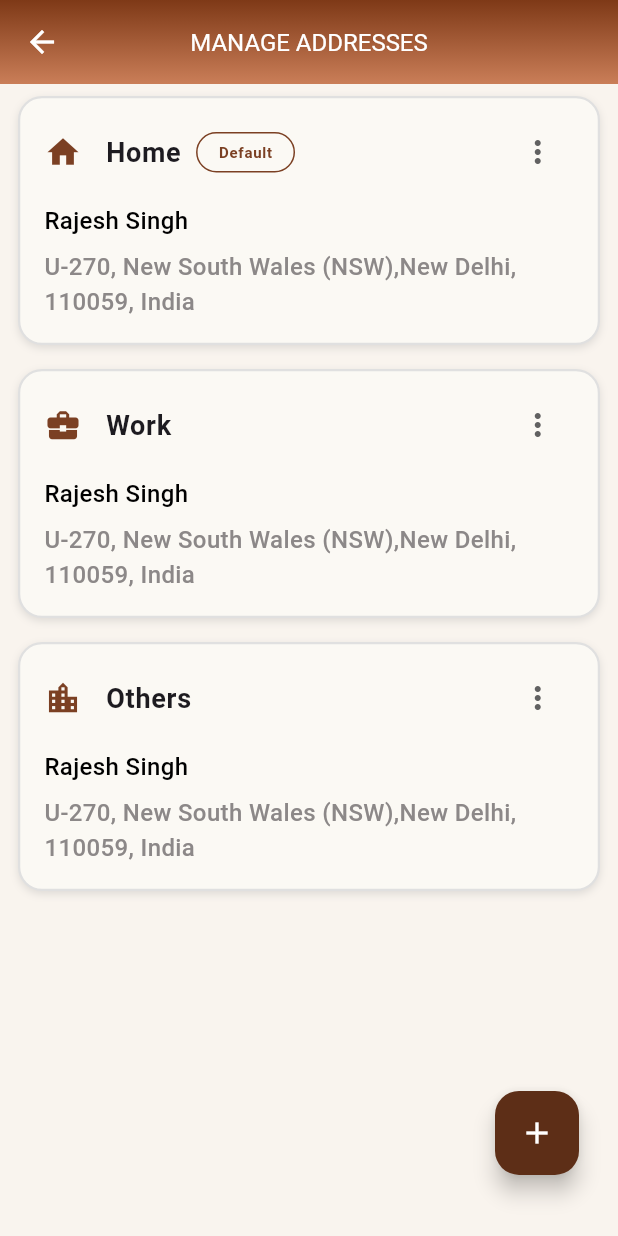
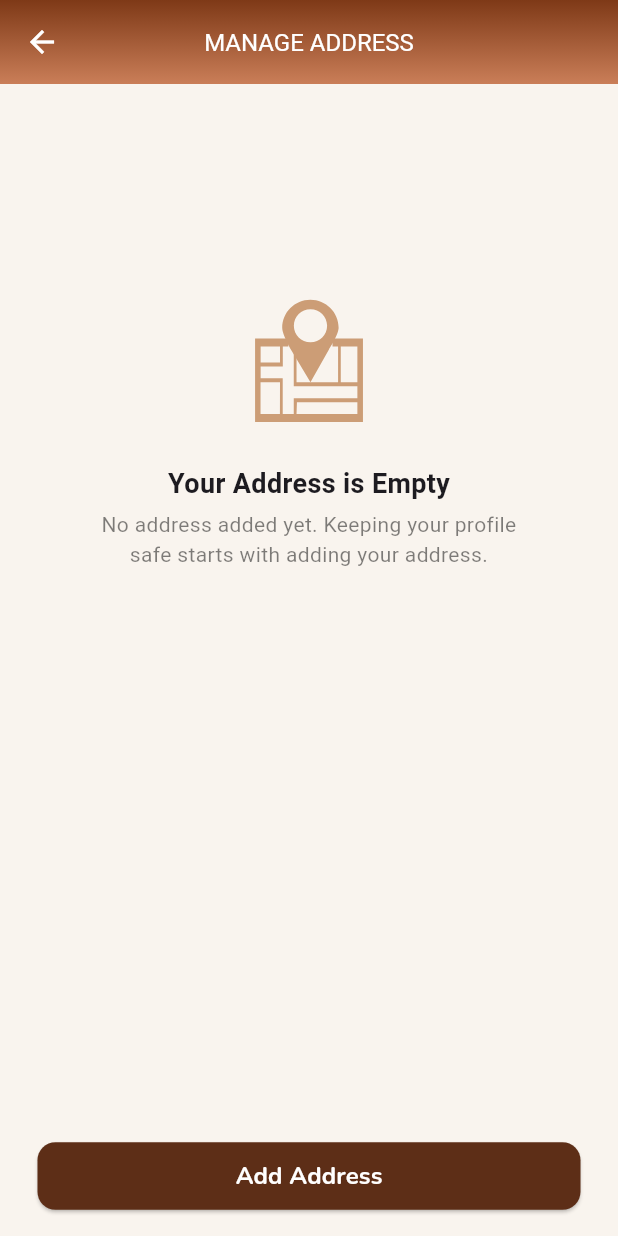
Before and after one commit to Aashishrajput143/bhk_artisan, a Flutter app: the AddressScreen screen opened by its route, on a phone screen of 412 x 824 dp. Run offline on Flutter 3.47's test engine with Material 3 defaults, Android fonts, the phone set to English and light mode, and no system bars; our stand-ins replace cached_network_image, camera, carousel_slider, csc_picker, dio, dropdown_button2 and 13 more; missing offline and left inert: linear_progress_bar; accounts and stored records are empty; Roboto replaces fonts that are missing (Poppins); project files that could hold a hidden picture were left out.

Commit message:
default address implemented

```diff
--- a/lib/Modules/controller/address_controller.dart
+++ b/lib/Modules/controller/address_controller.dart
@@ -1,28 +1,104 @@
-import 'package:flutter/cupertino.dart';
+import 'package:bhk_artisan/common/Constants.dart';
+import 'package:bhk_artisan/common/common_controllers/geo_location_controller.dart';
+import 'package:bhk_artisan/common/commonmethods.dart';
+import 'package:bhk_artisan/utils/utils.dart';
+import 'package:flutter/material.dart';
 import 'package:get/get.dart';
 
-class AddressController extends GetxController{
-  var nameController = TextEditingController().obs;
-  var emailController = TextEditingController().obs;
-  var phoneController = TextEditingController().obs;
+class AddressController extends GetxController {
+  var cityController = TextEditingController().obs;
+  var stateController = TextEditingController().obs;
+  var countryController = TextEditingController().obs;
   var flatNameController = TextEditingController().obs;
   var streetNameController = TextEditingController().obs;
   var lanMarkController = TextEditingController().obs;
   var pinController = TextEditingController().obs;
 
-  var nameFocusNode = FocusNode().obs;
-  var emailFocusNode = FocusNode().obs;
-  var phoneFocusNode = FocusNode().obs;
+  var cityFocusNode = FocusNode().obs;
+  var stateFocusNode = FocusNode().obs;
+  var countryFocusNode = FocusNode().obs;
   var flatFocusNode = FocusNode().obs;
   var streetFocusNode = FocusNode().obs;
   var landMarkFocusNode = FocusNode().obs;
   var pinFocusNode = FocusNode().obs;
 
+  var hasAddress = false.obs;
+
+  LocationController locationController = Get.put(LocationController());
+
+  var addresses = <AddressModel>[].obs;
+
+  @override
+  void onInit() {
+    super.onInit();
+    loadData();
+    if (locationController.place.value != null) {
+      loadLocation();
+    }
+    ever(locationController.place, (_) {
+      loadLocation();
+    });
+  }
+
+  void loadLocation() {
+    flatNameController.value.text = locationController.place.value?.name ?? "";
+    streetNameController.value.text = locationController.place.value?.street ?? "";
+    lanMarkController.value.text = locationController.place.value?.subLocality ?? "";
+    cityController.value.text = locationController.place.value?.locality ?? "";
+    stateController.value.text = locationController.place.value?.administrativeArea ?? "";
+    countryController.value.text = locationController.place.value?.country ?? "";
+    pinController.value.text = locationController.place.value?.postalCode ?? "";
+  }
+
+  void loadData() async {
+    String? defaultId = await Utils.getPreferenceValues(Constants.defaultAddress);
+
+    addresses.value = [
+      AddressModel(id: "1", title: "Home", fullAddress: "123 MG Road, New South Wales (NSW), New Delhi, 110059, India", isDefault: false),
+      AddressModel(id: "2", title: "Work", fullAddress: "7th Floor, Tech Park, Cyber City, Gurugram, Haryana, 122022, India", isDefault: false),
+      AddressModel(id: "3", title: "Others", fullAddress: "Flat 405, Sunshine Apartments, Banjara Hills, Hyderabad, Telangana, 500034, India", isDefault: false),
+    ];
+
+    if (defaultId != null && defaultId.isNotEmpty) {
+      addresses.value = addresses.map((a) {
+        return a.copyWith(isDefault: a.id == defaultId);
+      }).toList();
+    } else {
+      addresses[0] = addresses[0].copyWith(isDefault: true);
+    }
+  }
+
+  void markAsDefault(String id) {
+    addresses.value = addresses.map((a) {
+      return a.copyWith(isDefault: a.id == id);
+    }).toList();
+
+    Utils.savePreferenceValues(Constants.defaultAddress, id);
+  }
+
+  void deleteAddress(String id) {
+    final address = addresses.firstWhere((a) => a.id == id);
+
+    if (address.isDefault) {
+      // Show your common toast
+      CommonMethods.showToast("Default address cannot be deleted", icon: Icons.warning);
+      return;
+    }
+    addresses.removeWhere((a) => a.id == id);
+  }
+
   var type = "Home".obs;
+}
 
-  var countryCode = "+91".obs;
+class AddressModel {
+  final String id;
+  final String title;
+  final String fullAddress;
+  final bool isDefault;
 
-  var countryValue ="India".obs;
-  var stateValue = Rxn<String>();
-  var cityValue = Rxn<String>();
+  AddressModel({required this.id, required this.title, required this.fullAddress, this.isDefault = false});
+
+  AddressModel copyWith({bool? isDefault}) {
+    return AddressModel(id: id, title: title, fullAddress: fullAddress, isDefault: isDefault ?? this.isDefault);
+  }
 }
--- a/lib/Modules/controller/common_screen_controller.dart
+++ b/lib/Modules/controller/common_screen_controller.dart
@@ -2,6 +2,8 @@ import 'package:bhk_artisan/Modules/model/get_profile_model.dart';
 import 'package:bhk_artisan/Modules/repository/profilerepository.dart';
 import 'package:bhk_artisan/Modules/screens/dashboardManagement/home_screen.dart';
 import 'package:bhk_artisan/common/CommonMethods.dart';
+import 'package:bhk_artisan/common/Constants.dart';
+import 'package:bhk_artisan/common/common_controllers/geo_location_controller.dart';
 import 'package:bhk_artisan/common/common_widgets.dart';
 import 'package:bhk_artisan/data/response/status.dart';
 import 'package:bhk_artisan/resources/strings.dart';
@@ -22,6 +24,8 @@ class CommonScreenController extends GetxController {
   void onInit() {
     super.onInit();
     getProfileApi();
+    Get.put(LocationController());
+
   }
 
   int changeIndex() {
@@ -68,6 +72,8 @@ class CommonScreenController extends GetxController {
           .then((value) {
             setRxRequestStatus(Status.COMPLETED);
             setProfileData(value);
+             Utils.savePreferenceValues(Constants.userId, "${value.data?.id}");
+             debugPrint("user_id===>${value.data?.id}");
             //CommonMethods.showToast(value.message);
             Utils.printLog("Response===> ${value.toString()}");
           })
--- a/lib/Modules/controller/home_controller.dart
+++ b/lib/Modules/controller/home_controller.dart
@@ -1,7 +1,6 @@
 import 'dart:convert';
 
 import 'package:bhk_artisan/Modules/controller/common_screen_controller.dart';
-import 'package:bhk_artisan/common/common_controllers/geo_location_controller.dart';
 import 'package:bhk_artisan/common/common_widgets.dart';
 import 'package:bhk_artisan/resources/images.dart';
 import 'package:bhk_artisan/utils/utils.dart';
@@ -34,8 +33,6 @@ class Homecontroller extends GetxController {
   var sliderController = CarouselSliderController();
 
   CommonScreenController commonController = Get.find();
-
-  LocationController locationController = Get.put(LocationController());
 
 
   var greetings = "Good Morning".obs;
--- a/lib/Modules/controller/updateprofilecontroller.dart
+++ b/lib/Modules/controller/updateprofilecontroller.dart
@@ -34,7 +34,7 @@ class UpdateProfileController extends GetxController {
 
   var isNewUser = false.obs;
   var isIntroUploaded = Rxn<String>();
-  var havingIntro = true.obs;
+  var havingIntro = false.obs;
 
   final RxList<Expertise> expertise = <Expertise>[Expertise(id: 1, name: 'HandLoom'), Expertise(id: 2, name: 'HandiCraft')].obs;
 
--- a/lib/Modules/screens/address_screen.dart
+++ b/lib/Modules/screens/address_screen.dart
@@ -5,11 +5,10 @@ import 'package:bhk_artisan/common/common_widgets.dart';
 import 'package:bhk_artisan/main.dart';
 import 'package:bhk_artisan/resources/colors.dart';
 import 'package:bhk_artisan/resources/font.dart';
-import 'package:bhk_artisan/resources/inputformatter.dart';
-import 'package:bhk_artisan/resources/strings.dart';
+import 'package:bhk_artisan/resources/images.dart';
 import 'package:bhk_artisan/utils/sized_box_extension.dart';
 import 'package:flutter/material.dart';
-import 'package:flutter/services.dart';
+import 'package:flutter_svg/svg.dart';
 import 'package:get/get.dart';
 
 class AddressScreen extends ParentWidget {
@@ -18,41 +17,51 @@ class AddressScreen extends ParentWidget {
   @override
   Widget buildingView(BuildContext context, double h, double w) {
     AddressController controller = Get.put(AddressController());
-    return Stack(
+    return Obx(()=> Stack(
       children: [
         Scaffold(
           backgroundColor: appColors.backgroundColor,
-          appBar: commonAppBar("Manage Addresses"),
-          body: SingleChildScrollView(
+          appBar: commonAppBar("Manage Address"),
+          body: controller.hasAddress.value? ListView.builder(
+            shrinkWrap: true,
+            itemCount: controller.addresses.length,
+            itemBuilder: (context, index) {
+              final address = controller.addresses[index];
+              return orderContent(context,h, w, address,controller);
+            },
+          ):Center(child: Padding(
+            padding: EdgeInsets.only(top: h*0.15),
             child: Column(
-              crossAxisAlignment: CrossAxisAlignment.start,
               children: [
-                ListView.builder(
-                  shrinkWrap: true,
-                  itemCount: 3,
-                  itemBuilder: (context, index) {
-                    return orderContent(h, w, index);
-                  },
+                SvgPicture.asset(appImages.emptyMap,color: appColors.brownbuttonBg),
+                Text(
+                  "Your Address is Empty",
+                  style: const TextStyle(fontSize: 18, fontWeight: FontWeight.bold),
                 ),
+                4.kH,
+                Text("No address added yet. Keeping your profile\nsafe starts with adding your address. ",style: TextStyle(fontSize: 14, color: appColors.contentSecondary),textAlign: TextAlign.center,)
               ],
             ),
-          ),
-          floatingActionButton: Padding(
+          )),
+          floatingActionButton: controller.hasAddress.value? Padding(
             padding: EdgeInsets.only(bottom: h * 0.03, right: 10),
             child: FloatingActionButton(
               backgroundColor: appColors.contentButtonBrown,
               onPressed: () => bottomDrawer(context, h * 0.8, w, controller),
               child: const Icon(Icons.add, color: Colors.white),
             ),
+          ):Padding(
+            padding: const EdgeInsets.symmetric(horizontal: 25.0),
+            child: commonButton(w, 45, appColors.contentButtonBrown, Colors.white, ()=> bottomDrawer(context, h * 0.8, w, controller),hint: "Add Address"),
           ),
-          floatingActionButtonLocation: FloatingActionButtonLocation.endFloat,
+          floatingActionButtonLocation: controller.hasAddress.value?FloatingActionButtonLocation.endFloat:FloatingActionButtonLocation.centerFloat,
         ),
-        //progressBarTransparent(controller.rxRequestStatus.value == Status.LOADING, MediaQuery.of(context).size.height, MediaQuery.of(context).size.height),
+        // progressBarTransparent(controller.rxRequestStatus.value == Status.LOADING,h, w),
       ],
-    );
+    ));
   }
 
-  Widget orderContent(double h, double w, int index) {
+  Widget orderContent(BuildContext context, double h, double w, AddressModel address,AddressController controller) {
     return Container(
       margin: const EdgeInsets.symmetric(vertical: 8.0, horizontal: 12.0),
       decoration: BoxDecoration(
@@ -61,11 +70,11 @@ class AddressScreen extends ParentWidget {
         border: Border.all(color: Colors.grey.shade300, width: 1.5),
         boxShadow: [BoxShadow(color: Colors.grey.withValues(alpha: 0.3), blurRadius: 4, offset: const Offset(0, 2))],
       ),
-      child: Padding(padding: const EdgeInsets.symmetric(horizontal: 16.0, vertical: 8), child: orderCardHeader(index)),
+      child: Padding(padding: const EdgeInsets.symmetric(horizontal: 16.0, vertical: 8), child: orderCardHeader(context,h,w,address,controller)),
     );
   }
 
-  Widget orderCardHeader(int index) {
+  Widget orderCardHeader(BuildContext context,double h,double w, AddressModel address, AddressController controller) {
     return Column(
       mainAxisAlignment: MainAxisAlignment.start,
       crossAxisAlignment: CrossAxisAlignment.start,
@@ -73,9 +82,9 @@ class AddressScreen extends ParentWidget {
         ListTile(
           contentPadding: EdgeInsets.all(0),
           leading: Icon(
-            index == 0
+            address.id == "1"
                 ? Icons.home
-                : index == 1
+                : address.id == "2"
                 ? Icons.business_center
                 : Icons.location_city,
             size: 25,
@@ -84,14 +93,10 @@ class AddressScreen extends ParentWidget {
           title: Row(
             children: [
               Text(
-                index == 0
-                    ? "Home"
-                    : index == 1
-                    ? "Work"
-                    : "Others",
+                address.title,
                 style: const TextStyle(fontSize: 18, fontWeight: FontWeight.bold),
               ),
-              if(index==0)...[
+              if(address.isDefault)...[
               10.kW,
               commonContainer("Default", appColors.brownDarkText,isBrown: true,pH: 14,borderWidth: 1)]
             ],
@@ -100,25 +105,25 @@ class AddressScreen extends ParentWidget {
             color: appColors.popColor,
             onSelected: (value) {
               if (value == 'Delete') {
-                // Get.toNamed(RoutesClass.gotoOrderDetailsScreen());
+                controller.deleteAddress(address.id);
               } else if (value == 'Edit') {
-                // Get.toNamed(RoutesClass.gotoOrderTrackingScreen());
+                bottomDrawer(context, h * 0.8, w, controller);
               } else if (value == 'markasDefault') {
-                // Get.toNamed(RoutesClass.gotoOrderTrackingScreen());
+                controller.markAsDefault(address.id);
               }
             },
             icon: Icon(Icons.more_vert, color: Colors.grey[700]),
             itemBuilder: (BuildContext context) => [const PopupMenuItem(value: 'markasDefault', child: Text('Mark As Default')), const PopupMenuItem(value: 'Delete', child: Text('Delete')), const PopupMenuItem(value: 'Edit', child: Text('Edit'))],
           ),
         ),
-        6.kH,
-        Text(
-          "Rajesh Singh",
-          style: TextStyle(fontSize: 16, fontWeight: FontWeight.w500, color: appColors.contentPrimary),
-        ),
+        // 6.kH,
+        // Text(
+        //   address.name,
+        //   style: TextStyle(fontSize: 16, fontWeight: FontWeight.w500, color: appColors.contentPrimary),
+        // ),
         8.kH,
         Text(
-          "U-270, New South Wales (NSW),New Delhi, 110059, India",
+          address.fullAddress,
           style: TextStyle(fontSize: 16, fontWeight: FontWeight.w500, color: appColors.contentdescBrownColor),
         ),
         8.kH,
@@ -166,39 +171,19 @@ class AddressScreen extends ParentWidget {
                     child: Column(
                       crossAxisAlignment: CrossAxisAlignment.start,
                       children: [
-                        commonComponent("Name", commonTextField(controller.nameController.value, controller.nameFocusNode.value, w, (value) {}, fontSize: 14, hint: 'Enter your Name', maxLines: 1)),
-                        16.kH,
-                        commonComponent("Email", commonTextField(controller.emailController.value, controller.emailFocusNode.value, w, (value) {}, fontSize: 14, hint: 'Enter your Email', maxLines: 1), mandatory: false),
-                        16.kH,
-                        commonComponent(
-                          "Phone Number",
-                          phoneTextField(
-                            controller.phoneController.value,
-                            controller.phoneFocusNode.value,
-                            w,
-                            onCountryChanged: (country) {
-                              print('Country changed to: ${country.dialCode}');
-                              controller.phoneController.value.text = "";
-                            },
-                            onCountryCodeChange: (phone) {
-                              controller.countryCode.value = phone.countryCode;
-                              if (phone.number.isNotEmpty) {
-                                controller.emailController.value.text = "";
-                              }
-                            },
-                            hint: appStrings.phone,
-                            inputFormatters: [NoLeadingZeroFormatter(), FilteringTextInputFormatter.digitsOnly, LengthLimitingTextInputFormatter(10)],
-                          ),
-                        ),
                         commonComponent("House/Flat/Building", commonTextField(controller.flatNameController.value, controller.flatFocusNode.value, w, (value) {}, fontSize: 14, hint: 'Enter your house/Flat/Building', maxLines: 1)),
                         16.kH,
                         commonComponent("Street/Area/Locality", commonTextField(controller.streetNameController.value, controller.streetFocusNode.value, w, (value) {}, fontSize: 14, hint: 'Enter your Street/Area/Locality', maxLines: 1)),
                         16.kH,
                         commonComponent("LandMark", commonTextField(controller.lanMarkController.value, controller.landMarkFocusNode.value, w, (value) {}, fontSize: 14, hint: 'Enter LandMark', maxLines: 1), mandatory: false),
                         16.kH,
-                        commonComponent("Location", commonLocation(controller.countryValue, controller.stateValue, controller.cityValue, onCountryChanged: (value) => controller.countryValue.value = value, onStateChanged: (value) => controller.stateValue.value = value, onCityChanged: (value) => controller.cityValue.value = value, height: 2)),
+                        commonComponent("City", commonTextField(controller.cityController.value, controller.cityFocusNode.value, w, (value) {}, fontSize: 14, hint: 'Enter your City', maxLines: 1,readonly: true)),
                         16.kH,
-                        commonComponent("PinCode", commonTextField(controller.pinController.value, controller.pinFocusNode.value, w, (value) {}, fontSize: 14, hint: 'Enter your Pin Code', maxLines: 1, maxLength: 6)),
+                        commonComponent("State", commonTextField(controller.stateController.value, controller.stateFocusNode.value, w, (value) {}, fontSize: 14, hint: 'Enter your State', maxLines: 1,readonly: true)),
+                        16.kH,
+                        commonComponent("Country", commonTextField(controller.countryController.value, controller.countryFocusNode.value, w, (value) {}, fontSize: 14, hint: 'Enter your Country', maxLines: 1,readonly: true)),
+                        16.kH,
+                        commonComponent("PinCode", commonTextField(controller.pinController.value, controller.pinFocusNode.value, w, (value) {}, fontSize: 14, hint: 'Enter your Pin Code', maxLines: 1, maxLength: 6,readonly: true)),
                         20.kH,
                         commonComponent(
                           "AddressType",
@@ -207,9 +192,9 @@ class AddressScreen extends ParentWidget {
                             child: Row(
                               mainAxisAlignment: MainAxisAlignment.spaceBetween,
                               children: [
-                                radioButtonObjective(controller.type, appColors.brownDarkText, appColors.contentPrimary, "Home", () => controller.type.value = "Home"),
-                                radioButtonObjective(controller.type, appColors.brownDarkText, appColors.contentPrimary, "Work", () => controller.type.value = "Work"),
-                                radioButtonObjective(controller.type, appColors.brownDarkText, appColors.contentPrimary, "Others", () => controller.type.value = "Others"),
+                                commonIconTags(borderColor: controller.type.value == "Home"?appColors.brownDarkText : appColors.border,controller.type.value == "Home"?appColors.brownDarkText : appColors.contentPrimary, Icons.home,onTap:()=>controller.type.value = "Home",hint: "Home",bold: true,),
+                                commonIconTags(borderColor: controller.type.value == "Work"?appColors.brownDarkText : appColors.border,controller.type.value == "Work"?appColors.brownDarkText : appColors.contentPrimary, Icons.business_center,onTap:()=>controller.type.value = "Work",hint: "Work",bold: true,),
+                                commonIconTags(borderColor: controller.type.value == "Others"?appColors.brownDarkText : appColors.border,controller.type.value == "Others"?appColors.brownDarkText : appColors.contentPrimary, Icons.location_city,onTap:()=>controller.type.value = "Others",hint: "Others",bold: true,)
                               ],
                             ),
                           ),
@@ -224,7 +209,7 @@ class AddressScreen extends ParentWidget {
                   child: commonButton(double.infinity, 50, appColors.contentButtonBrown, Colors.white, () {
                     Get.back();
                     Get.back();
-                  }, fontSize: 17, radius: 12, hint: "Add Address"),
+                  }, fontSize: 17, radius: 12, hint: "Confirm Address"),
                 ),
                 10.kH,
               ],
--- a/lib/Modules/screens/productManagement/add_product_screen.dart
+++ b/lib/Modules/screens/productManagement/add_product_screen.dart
@@ -359,7 +359,7 @@ Widget mediaFiles(BuildContext context, double w, double h, AddProductController
         ),
       ),
       8.kH,
-      Text("Add up to 10 images to your product. Used to represent your product during checkout, in email, social sharing, and more.", style: TextStyle(color: Colors.grey[600])),
+      Text("Upload up to 10 images to showcase your product. These images will be displayed during Auctions and social sharing. Please ensure each file is no larger than 2 MB, and use one of the supported formats: JPG, JPEG, or PNG.", style: TextStyle(color: Colors.grey[600])),
       20.kH,
       Text("Picked Files:"),
       Divider(),
--- a/lib/Modules/screens/profileManagement/main_profile.dart
+++ b/lib/Modules/screens/profileManagement/main_profile.dart
@@ -42,11 +42,11 @@ class MainProfile extends ParentWidget {
                   10.kH,
                   commonButton(100, 40, Colors.brown, Colors.white, () => Get.toNamed(RoutesClass.viewprofile), hint: "View Profile", radius: 18, paddingHorizontal: 16, paddingVertical: 8),
                   20.kH,
-                  buildProfileOptionCard('My Addresses', 'Edit, add or remove Address', Icons.location_city, () => Get.toNamed(RoutesClass.addresses)),
+                  buildProfileOptionCard('My Address', 'Edit, add or remove Address', Icons.location_city, () => Get.toNamed(RoutesClass.addresses)),
                   buildProfileOptionCard('Privacy & Policy', 'Read how we protect your personal data', Icons.privacy_tip, () => Get.toNamed(RoutesClass.privacypolicy)),
                   buildProfileOptionCard('Terms & Conditions', 'Review the terms of using our services', Icons.description, () => Get.toNamed(RoutesClass.termscondition)),
                   buildProfileOptionCard('Settings', 'Edit Profile, Manage your profile', Icons.settings_outlined, () => Get.toNamed(RoutesClass.setting)),
-                  buildProfileOptionCard('Logout', 'Sign out from your account', Icons.logout, () =>MyAlertDialog.showlogoutDialog(controller.logOutApi())),
+                  buildProfileOptionCard('Logout', 'Sign out from your account', Icons.logout, () =>MyAlertDialog.showlogoutDialog(controller.logOutApi)),
                 ],
               ),
             ),
--- a/lib/common/Constants.dart
+++ b/lib/common/Constants.dart
@@ -3,7 +3,7 @@ class Constants {
   static const String deviceToken = "deviceToken";
   static const String keepLoggedIn = "keepLoggedIn";
   static const String keepRememberIn = "keepRememberIn";
-  static const String isCheckedWalkthrough = "isCheckedWalkthrough";
+  static const String defaultAddress = "defaultAddress";
   static const String firstName = "firstName";
   static const String lastName = "lastName";
   static const String email = "email";
--- a/lib/common/MyAlertDialog.dart
+++ b/lib/common/MyAlertDialog.dart
@@ -4,7 +4,7 @@ import 'package:flutter/material.dart';
 import 'package:get/get.dart';
 
 class MyAlertDialog {
-  static void showlogoutDialog(Future<void> onLogout) {
+  static void showlogoutDialog(Future<void> Function() onLogout) {
     Get.dialog(
       AlertDialog(
         backgroundColor: Colors.white,
@@ -30,7 +30,7 @@ class MyAlertDialog {
               TextButton(
                 onPressed: () {
                   Get.back();
-                  onLogout;
+                  onLogout();
                 },
                 child: Text("YES", style: TextStyle(color: appColors.brownDarkText)),
               ),
--- a/lib/resources/images.dart
+++ b/lib/resources/images.dart
@@ -21,6 +21,7 @@ class AppImages {
   String get dashboardbanner1 => 'assets/images/banner1.jpeg';
   String get dashboardbanner2 => 'assets/images/banner2.jpeg';
   String get aadharbanner => 'assets/images/aadhar_banner.png';
+  String get emptyMap =>'assets/images/empty_map.svg';
 
   static final AppImages _appImages = AppImages._internal();
   factory AppImages() {
--- a/lib/resources/validation.dart
+++ b/lib/resources/validation.dart
@@ -1,7 +1,4 @@
 import 'dart:io';
-
-import 'package:bhk_artisan/common/CommonMethods.dart';
-import 'package:flutter/material.dart';
 import 'package:path/path.dart' as path;
 
 class Validator {
@@ -55,7 +52,6 @@ class Validator {
         age--;
       }
 
-      // Validate age
       if (age < requiredAge) {
         return "Age Restriction -  Must be $requiredAge or older to sign up.";
       } else {
--- a/pubspec.yaml
+++ b/pubspec.yaml
@@ -74,6 +74,7 @@ dependencies:
   chewie: ^1.12.1
   geocoding: ^4.0.0
   path: ^1.9.1
+  flutter_svg: ^2.2.0
 
 dev_dependencies:
   flutter_test:
```
Also changed, not shown: lib/Modules/screens/profileManagement/edit_profile_screen.dart (+33 -6 lines), lib/common/common_controllers/geo_location_controller.dart (+4 -3 lines), lib/common/common_widgets.dart (+17 -7 lines), assets/images/empty_map.svg (added), pubspec.lock, 2 other files.
